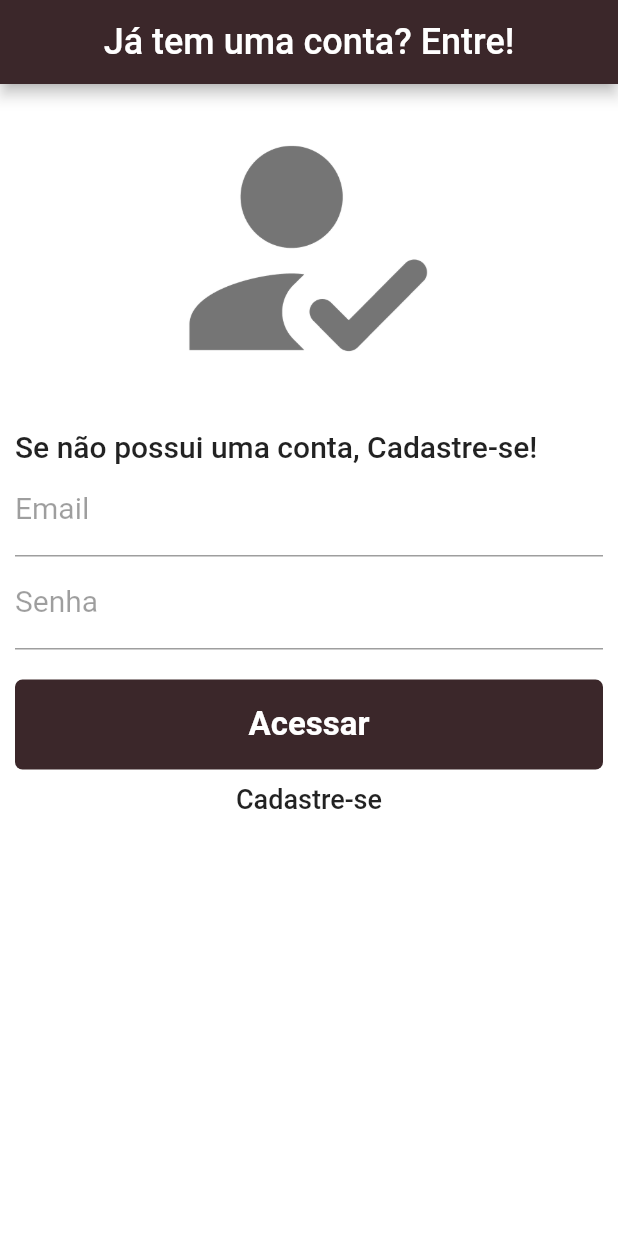
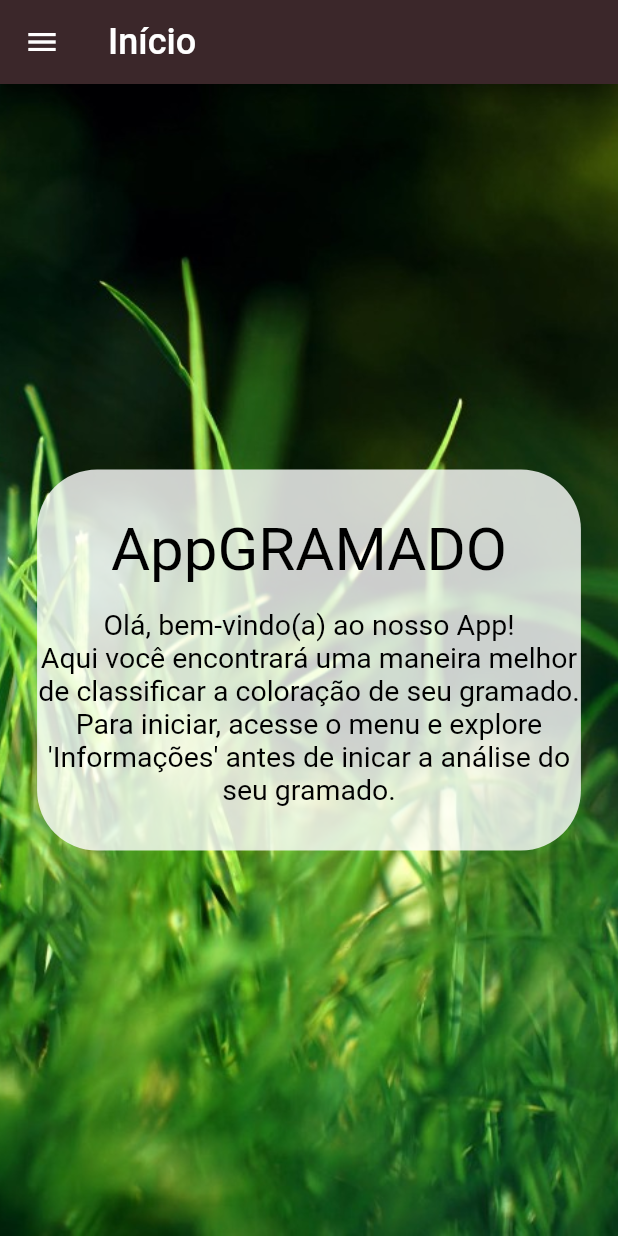
Before and after one commit to IagoEngel/TCC, a Flutter app: the screen it shows after launch, on a phone screen of 412 x 824 dp. Run offline on Flutter 3.47's test engine with Material 2 defaults, Android fonts, the phone set to English and light mode, and no system bars; our stand-ins replace cloud_firestore, firebase_auth, gallery_saver, image_picker, palette_generator; accounts and stored records are empty.

Commit message:
Novas telas

```diff
--- a/tcc_app_grama/lib/main.dart
+++ b/tcc_app_grama/lib/main.dart
@@ -1,9 +1,9 @@
 import 'package:flutter/material.dart';
-import 'package:tcc_app_grama/login.dart';
+import 'package:tcc_app_grama/telas/menu.dart';
 //import 'login.dart';
-
-
-void main() => runApp(MyApp());
+void main() {
+  runApp(MyApp());
+}
 
 class MyApp extends StatelessWidget {
   // This widget is the root of your application.
@@ -12,9 +12,8 @@ class MyApp extends StatelessWidget {
     return MaterialApp(
       title: 'APP TCC',
       debugShowCheckedModeBanner: false,
-      home: Login(),
-      theme: ThemeData(
-        primarySwatch:  Colors.green),
-      );
+      home: Menu(),
+      theme: ThemeData(primarySwatch: Colors.green),
+    );
   }
 }
--- a/tcc_app_grama/lib/telas/camera_screen.dart
+++ b/tcc_app_grama/lib/telas/camera_screen.dart
@@ -137,6 +137,10 @@ class _CameraState extends State<Camera> {
             decoration:
                 BoxDecoration(color: Color.fromRGBO(233, 236, 239, 1.0)),
           ),
+          //INICIO
+          //INSTRULÇOES
+          //ANALISE DO GRAMADO
+          //HISTORICO DE ANALISE
           ListTile(
             leading: Icon(Icons.show_chart, color: Colors.black),
             title: Text(
--- /dev/null
+++ b/tcc_app_grama/lib/telas/menu.dart
@@ -0,0 +1,122 @@
+import 'package:flutter/material.dart';
+import 'package:tcc_app_grama/widgets/drawerheader.dart';
+
+class Menu extends StatefulWidget {
+  @override
+  _MenuState createState() => _MenuState();
+}
+
+class _MenuState extends State<Menu> {
+  @override
+  Widget build(BuildContext context) {
+    return Scaffold(
+      appBar: AppBar(
+        backgroundColor: Color.fromRGBO(59, 39, 42, 1.0),
+        title: Text(
+          "Início",
+          style: TextStyle(fontSize: 24),
+        ),
+      ),
+      drawer: SafeArea(
+        child: Drawer(
+          child: ListView(
+            children: [
+              drawerHeader(),
+              _corpoDrawer(),
+            ],
+          ),
+        ),
+      ),
+      body: _corpoTela(),
+    );
+  }
+
+  Widget _corpoDrawer() {
+    Widget _divider() {
+      return Divider(
+        color: Colors.black54,
+        height: 10,
+      );
+    }
+
+    Widget _flatButton(String titulo, Widget pagina) {
+      return FlatButton(
+        child: Align(
+          alignment: Alignment.centerLeft,
+          child: Text("$titulo", style: TextStyle(fontSize: 20)),
+        ),
+        minWidth: MediaQuery.of(context).size.width,
+        onPressed: () {
+          if (pagina == null) {
+            return null;
+          } else {
+            Navigator.pushReplacement(
+              context,
+              MaterialPageRoute(builder: (context) => pagina),
+            );
+          }
+        },
+      );
+    }
+
+    return Padding(
+      padding: const EdgeInsets.only(left: 15, top: 15),
+      child: Column(
+        crossAxisAlignment: CrossAxisAlignment.start,
+        children: [
+          _flatButton("Início", Menu()),
+          _divider(),
+          _flatButton("Instruções", null),
+          _divider(),
+          _flatButton("Análise do gramado", null),
+          _divider(),
+          _flatButton("Histórico de análise", null),
+        ],
+      ),
+    );
+  }
+
+  Widget _corpoTela() {
+    Widget _caixaTexto() {
+      return Container(
+        width: MediaQuery.of(context).size.width*0.88,
+        decoration: BoxDecoration(
+          color: Colors.white.withOpacity(0.80),
+          borderRadius: BorderRadius.circular(40),
+        ),
+        padding: EdgeInsets.only(top: 30, bottom: 30),
+        child: Column(
+          mainAxisSize: MainAxisSize.min,
+          children: [
+            Text(
+              "AppGRAMADO",
+              style: TextStyle(color: Colors.black, fontSize: 40),
+            ),
+            SizedBox(height: 15),
+            Text(
+              "Olá, bem-vindo(a) ao nosso App!\nAqui você encontrará uma maneira melhor de classificar a coloração de seu gramado. Para iniciar, acesse o menu e explore 'Informações' antes de inicar a análise do seu gramado.",
+              style: TextStyle(color: Colors.black, fontSize: 19),
+              textAlign: TextAlign.center,
+            ),
+          ],
+        ),
+      );
+    }
+
+    return Container(
+      decoration: BoxDecoration(
+        image: DecorationImage(
+            image: AssetImage("assets/grama.jpeg"), fit: BoxFit.cover),
+      ),
+      child: Container(
+        height: MediaQuery.of(context).size.height,
+        child: Row(
+          mainAxisAlignment: MainAxisAlignment.center,
+          children: [
+            _caixaTexto(),
+          ],
+        ),
+      ),
+    );
+  }
+}
--- /dev/null
+++ b/tcc_app_grama/lib/widgets/drawerheader.dart
@@ -0,0 +1,14 @@
+import 'package:flutter/material.dart';
+
+Widget drawerHeader() {
+  return Container(
+    height: AppBar().preferredSize.height,
+    color: Color.fromRGBO(59, 39, 42, 1.0),
+    child: DrawerHeader(
+      child: Text(
+        "Menu",
+        style: TextStyle(fontSize: 22, color: Colors.white),
+      ),
+    ),
+  );
+}
```
Also changed, not shown: tcc_app_grama/assets/grama.jpeg, tcc_app_grama/assets/grass.jpg (deleted).
